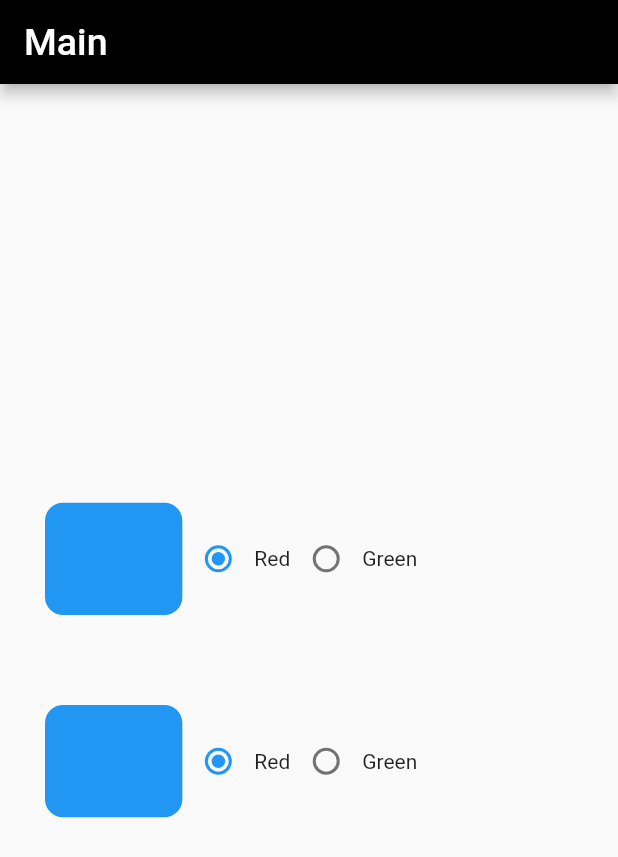
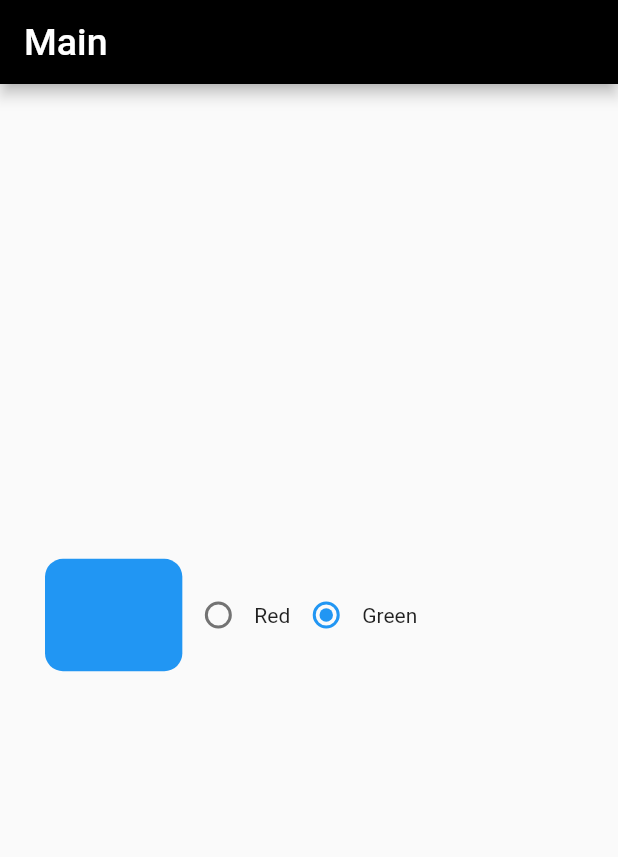
Before and after one commit to GeonwooVincentKim/flutter_sideproject_study, a Flutter app: the screen it shows after launch, on a phone screen of 412 x 824 dp. Shown: the top 857 px of the screen. Run offline on Flutter 3.47's test engine with Material 2 defaults, Android fonts, the phone set to English and light mode, and no system bars; missing offline and left inert: cupertino_text_button.

Commit message:
[Update] - Successfully implemented to handle the Color Data

```diff
--- a/lib/app_screens/body.dart
+++ b/lib/app_screens/body.dart
@@ -16,9 +16,7 @@ class Body extends StatelessWidget {
     if (index == 0) {
       return Home(pageId: getTitleText[0]);
     } if (index == 1) {
-      return PageA(pageId: getTitleText[1]);
-    } if (index == 2) {
-      return PageB(pageId: getTitleText[2]);
+      return PageA(pageId: getTitleText[1], color: Colors.black);
     } else {
       return Home(pageId: getTitleText[0]);
     }
--- a/lib/app_screens/home.dart
+++ b/lib/app_screens/home.dart
@@ -1,6 +1,7 @@
 import 'package:flutter/cupertino.dart';
 import 'package:flutter/material.dart';
 import 'package:provider/provider.dart';
+import 'package:yein_design_app/data/radio_data.dart';
 import 'package:yein_design_app/model/radio_style.dart';
 import 'package:yein_design_app/provider/radio_style_provider.dart';
 import 'package:yein_design_app/shared/style.dart';
@@ -17,6 +18,8 @@ class Home extends StatefulWidget {
 class _HomeState extends State<Home> {
   List<RadioStyle> topRadio = [];
   List<RadioStyle> bottomRadio = [];
+  RadioStyle _checkTopRadio = DUMMY_STYLE.first;
+
   int topId = 1;
   int bottomId = 1;
   String radioButtonItem = "ONE";
@@ -45,46 +48,13 @@ class _HomeState extends State<Home> {
       ),
       body: Container(
         padding: paddingSymmetricBig,
-        // child: Consumer<RadioStyleProvider> (
-        //   builder: (context, customStyle, _) {
-        //     final List<RadioStyle> listStyle = customStyle.radioStyle;
-        //     topRadio = listStyle.toList();
-
-        //     return Column(
-        //       children: [
-        //         Row(
-        //           children: [
-        //             _widgetSizedTextBox(context),
-        //             Radio(
-        //               value: topRadio[0].value,
-        //               groupValue: id,
-        //               onChanged: (val) {
-        //                 setState(() {
-        //                   topRadio[0].contents = "RED";
-        //                   id = topRadio[0].value;
-        //                 });
-        //               },
-        //             ),
-        //           ],
-        //         )
-
-        //         // Row(
-        //         //   children: [
-
-        //         //   ],
-        //         // )
-        //       ],
-        //     );
-        //   },
-        // )
-
         child: Column(
           mainAxisAlignment: MainAxisAlignment.center,
           crossAxisAlignment: CrossAxisAlignment.center,
           children: [
             Row(
               children: [
-                _widgetSizedTextBox(context, true),
+                _widgetSizedTextBoxTop(context, true, topId),
                 Radio(
                   value: topRadio[0].value,
                   groupValue: topId,
@@ -92,6 +62,7 @@ class _HomeState extends State<Home> {
                     setState(() {
                       topRadio[0].contents;
                       topRadio[0].color;
+                      print(topRadio[0].color);
                       topId = topRadio[0].value;
                     });
                   },
@@ -116,54 +87,67 @@ class _HomeState extends State<Home> {
               ],
             ),
             const Padding(padding: EdgeInsets.symmetric(vertical: 30)),
-            Row(
-              children: [
-                _widgetSizedTextBox(context, false),
-                Radio(
-                  value: bottomRadio[0].value,
-                  groupValue: bottomId,
-                  onChanged: (value) {
-                    setState(() {
-                      bottomRadio[0].contents;
-                      bottomRadio[0].color;
-                      bottomId = bottomRadio[0].value;
-                    });
-                  },
-                ),
-                Text(
-                  bottomRadio[0].contents,
-                ),
-                Radio(
-                  value: topRadio[1].value,
-                  groupValue: bottomId,
-                  onChanged: (value) {
-                    setState(() {
-                      bottomRadio[1].contents;
-                      bottomRadio[1].color;
-                      bottomId = bottomRadio[1].value;
-                    });
-                  },
-                ),
-                Text(
-                  bottomRadio[1].contents,
-                )
-              ],
-            ),
+            // Row(
+            //   children: [
+            //     // _widgetSizedTextBoxBottom(context, false, bottomRadio),
+            //     Radio(
+            //       value: bottomRadio[0].value,
+            //       groupValue: bottomId,
+            //       onChanged: (value) {
+            //         setState(() {
+            //           bottomRadio[0].contents;
+            //           bottomRadio[0].color;
+            //           bottomId = bottomRadio[0].value;
+            //         });
+            //       },
+            //     ),
+            //     Text(
+            //       bottomRadio[0].contents,
+            //     ),
+            //     Radio(
+            //       value: bottomRadio[1].value,
+            //       groupValue: bottomId,
+            //       onChanged: (value) {
+            //         setState(() {
+            //           bottomRadio[1].contents;
+            //           bottomRadio[1].color;
+            //           bottomId = bottomRadio[1].value;
+            //         });
+            //       },
+            //     ),
+            //     Text(
+            //       bottomRadio[1].contents,
+            //     )
+            //   ],
+            // ),
           ],
         )
       ),
     );
   }
 
-  SizedBox _widgetSizedTextBox(BuildContext context, isFirst) {
-    return isFirst ? SizedBox(
+  SizedBox _widgetSizedTextBoxTop(BuildContext context, isFirst, radioInfo) {
+    // return isFirst ? SizedBox(
+    //   width: MediaQuery.of(context).size.width / textButtonWidth,
+    //   height: MediaQuery.of(context).size.height / textButtonHeight,
+    //   child: CustomCupertinoButton(getTitleText: getTitleText[1], routerName: "/pageA", getCurrentStyle: radioInfo)
+    // ) : SizedBox(
+    //   width: MediaQuery.of(context).size.width / textButtonWidth,
+    //   height: MediaQuery.of(context).size.height / textButtonHeight,
+    //   child: CustomCupertinoButton(getTitleText: getTitleText[2], routerName: "/pageB", getCurrentStyle: radioInfo,)
+    // );
+    return SizedBox(
       width: MediaQuery.of(context).size.width / textButtonWidth,
       height: MediaQuery.of(context).size.height / textButtonHeight,
-      child: CustomCupertinoButton(getTitleText: getTitleText[1], routerName: "/pageA",)
-    ) : SizedBox(
+      child: CustomCupertinoButton(getTitleText: getTitleText[1], routerName: "/pageA", getCurrentStyle: radioInfo)
+    );
+  }
+
+  SizedBox _widgetSizedTextBoxBottom(BuildContext context, isFirst, radioInfo) {
+    return SizedBox(
       width: MediaQuery.of(context).size.width / textButtonWidth,
       height: MediaQuery.of(context).size.height / textButtonHeight,
-      child: CustomCupertinoButton(getTitleText: getTitleText[2], routerName: "/pageB",)
+      child: CustomCupertinoButton(getTitleText: getTitleText[2], routerName: "/pageB", getCurrentStyle: radioInfo,)
     );
   }
 }
--- a/lib/data/radio_data.dart
+++ b/lib/data/radio_data.dart
@@ -3,6 +3,6 @@ import 'package:yein_design_app/model/radio_style.dart';
 
 // ignore: non_constant_identifier_names
 List<RadioStyle> DUMMY_STYLE = [
-  RadioStyle(value: 1, contents: 'Red', color: Colors.red),
-  RadioStyle(value: 2, contents: 'Green', color: Colors.green)
+  RadioStyle(value: 0, contents: 'Red', color: Colors.red),
+  RadioStyle(value: 1, contents: 'Green', color: Colors.green)
 ];
--- a/lib/main.dart
+++ b/lib/main.dart
@@ -24,8 +24,8 @@ class MyApp extends StatelessWidget {
         initialRoute: "/",
         routes: {
           "/": (context) => const Body(index: 0),
-          "/pageA": (context) => const PageA(pageId: ''),
-          "/pageB": (context) => const PageB(pageId: ''),
+          "/pageA": (context) => const PageA(pageId: '', color: Colors.black),
+          // "/pageB": (context) => const PageB(pageId: ''),
         },
         onGenerateRoute: (settings) {
           final List<String> pathElements = settings.name!.split("/");
@@ -33,15 +33,15 @@ class MyApp extends StatelessWidget {
           if (pathElements[0] != '') return null;
           if (pathElements[1] == 'pageA') {
             String pageA = pathElements[2];
-            return MaterialPageRoute(builder: (context) => PageA(pageId: pageA), settings: settings);
+            return MaterialPageRoute(builder: (context) => PageA(pageId: pageA, color: Colors.black,), settings: settings);
             // return CupertinoPageRoute(builder: (context) => PageA(pageId: pageA), settings: settings);
           }
 
-          if (pathElements[2] == 'pageB') {
-            String pageB = pathElements[2];
-            return MaterialPageRoute(builder: (context) => PageB(pageId: pageB), settings: settings);
-            // return CupertinoPageRoute(builder: (context) => PageB(pageId: pageB), settings: settings);
-          }
+          // if (pathElements[2] == 'pageB') {
+          //   String pageB = pathElements[2];
+          //   return MaterialPageRoute(builder: (context) => PageB(pageId: pageB), settings: settings);
+          //   // return CupertinoPageRoute(builder: (context) => PageB(pageId: pageB), settings: settings);
+          // }
         },
       )
     );
--- a/lib/widgets/cupertino_button.dart
+++ b/lib/widgets/cupertino_button.dart
@@ -1,18 +1,22 @@
 import 'package:flutter/cupertino.dart';
+import 'package:yein_design_app/model/radio_style.dart';
 import 'package:yein_design_app/shared/style.dart';
 
 class CustomCupertinoButton extends StatelessWidget {
   final String getTitleText;
   final String routerName;
+  final int getCurrentStyle;
 
-  const CustomCupertinoButton({super.key, required this.getTitleText, required this.routerName});
+  const CustomCupertinoButton({super.key, required this.getTitleText, required this.routerName, required this.getCurrentStyle});
 
   @override
   Widget build(BuildContext context) {
+    print("Get Value -> $getCurrentStyle");
+
     return CupertinoButton(
       color: blue,
       padding: paddingSymmetricSmall,
-      onPressed: () async => Navigator.of(context).pushNamed(routerName),
+      onPressed: () async => Navigator.of(context).pushNamed(routerName, arguments: getCurrentStyle),
       child: Text(getTitleText),
     );
   }
```
Also changed, not shown: lib/app_screens/page_a.dart (+31 -8 lines).
